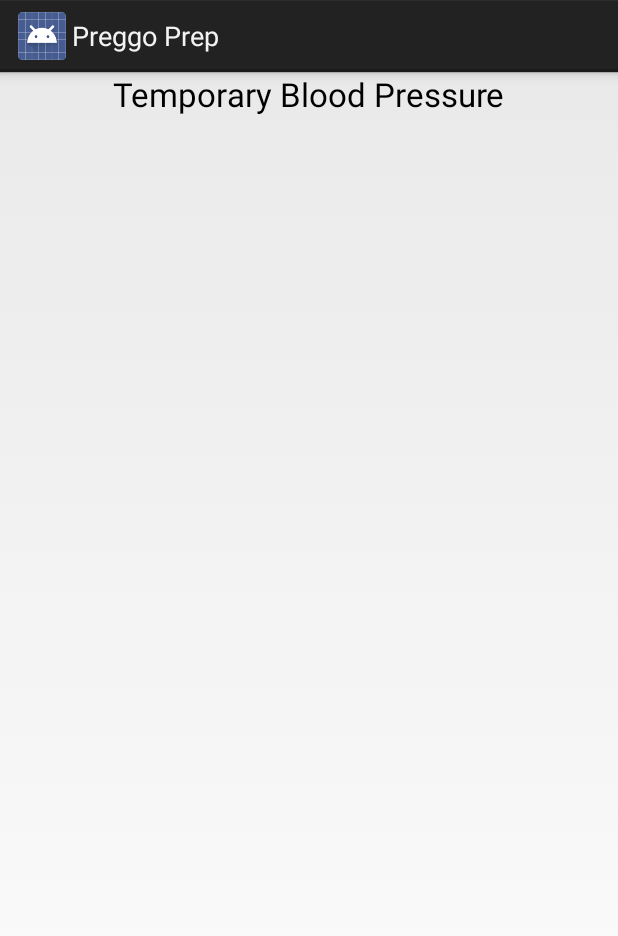
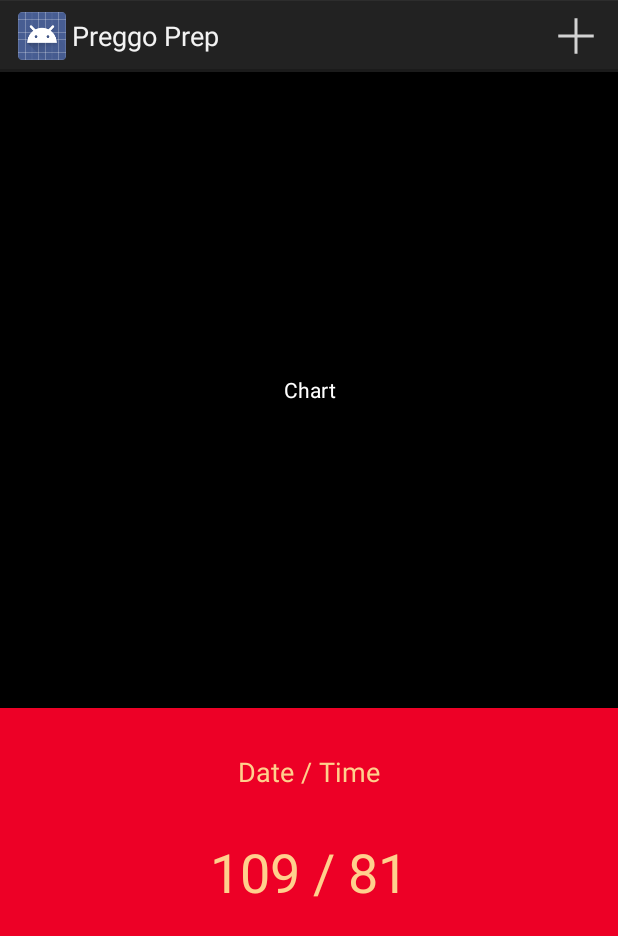
Before and after one commit to b67416/apd2, an Android app: the fragment BloodPressureFragment shown on its own in the app's theme, on a phone screen of 412 x 824 dp. Shown: the top 936 px of the screen. Run offline under Robolectric (Android 15) with nearby library versions, the phone set to English and light mode, and no system bars; 1 statement that could not run was skipped.

Commit message:
added blood pressure layout for milestone 2

```diff
--- a/PreggoPrep/app/src/main/java/com/ryanwahle/preggoprep/BloodPressureFragment.java
+++ b/PreggoPrep/app/src/main/java/com/ryanwahle/preggoprep/BloodPressureFragment.java
@@ -4,52 +4,57 @@ import android.app.Activity;
 import android.app.Fragment;
 import android.os.Bundle;
 import android.view.LayoutInflater;
+import android.view.Menu;
+import android.view.MenuInflater;
+import android.view.MenuItem;
 import android.view.View;
 import android.view.ViewGroup;
+import android.widget.Toast;
 
-/**
- * Created by ryanwahle on 8/13/14.
- */
 public class BloodPressureFragment extends Fragment {
 
-
-        /**
-         * A placeholder fragment containing a simple view.
-         */
-
-        /**
-         * The fragment argument representing the section number for this
-         * fragment.
-         */
     private static final String ARG_SECTION_NUMBER = "section_number";
 
-        /**
-         * Returns a new instance of this fragment for the given section
-         * number.
-         */
     public static BloodPressureFragment newInstance(int sectionNumber) {
         BloodPressureFragment fragment = new BloodPressureFragment();
         Bundle args = new Bundle();
+
         args.putInt(ARG_SECTION_NUMBER, sectionNumber);
         fragment.setArguments(args);
+
         return fragment;
     }
 
-        public BloodPressureFragment() {
-        }
+    public BloodPressureFragment() { }
 
     @Override
-        public View onCreateView(LayoutInflater inflater, ViewGroup container,
-                                 Bundle savedInstanceState) {
+    public View onCreateView(LayoutInflater inflater, ViewGroup container, Bundle savedInstanceState) {
         View rootView = inflater.inflate(R.layout.fragment_blood_pressure, container, false);
+
+        setHasOptionsMenu(true);
+
         return rootView;
     }
 
     @Override
     public void onAttach(Activity activity) {
         super.onAttach(activity);
-            ((MainActivity) activity).onSectionAttached(
-                    getArguments().getInt(ARG_SECTION_NUMBER));
+        ((MainActivity) activity).onSectionAttached(getArguments().getInt(ARG_SECTION_NUMBER));
     }
 
+    // Inflate Action Bar Items
+    @Override
+    public void onCreateOptionsMenu(Menu menu, MenuInflater inflater) {
+        inflater.inflate(R.menu.fragment_blood_pressure, menu);
     }
+
+    // When user clicks the Action Bar Item
+    @Override
+    public boolean onOptionsItemSelected(MenuItem item) {
+        // TODO: Add the new entry logic
+
+        Toast.makeText(getActivity().getApplicationContext(), "<TEMPORARY> Add new blood pressure recording", Toast.LENGTH_LONG).show();
+
+        return true;
+    }
+}
--- a/PreggoPrep/app/src/main/res/layout/fragment_blood_pressure.xml
+++ b/PreggoPrep/app/src/main/res/layout/fragment_blood_pressure.xml
@@ -2,13 +2,38 @@
 
 <LinearLayout xmlns:android="http://schemas.android.com/apk/res/android"
     android:orientation="vertical" android:layout_width="match_parent"
-    android:layout_height="match_parent">
+    android:layout_height="match_parent"
+    android:weightSum="1"
+    android:background="#ed0026">
+
+    <TextView
+        android:layout_width="match_parent"
+        android:layout_height="wrap_content"
+        android:text="Chart"
+        android:id="@+id/textView"
+        android:layout_weight="0.65"
+        android:gravity="center"
+        android:background="#000000"
+        android:textColor="#ffffff"/>
+
+    <TextView
+        android:layout_width="wrap_content"
+        android:layout_height="wrap_content"
+        android:textAppearance="?android:attr/textAppearanceMedium"
+        android:text="Date / Time"
+        android:id="@+id/textViewEntryDateTime"
+        android:layout_gravity="center_horizontal"
+        android:layout_marginTop="30dp"
+        android:textColor="#ffd08d"/>
 
     <TextView
         android:layout_width="wrap_content"
         android:layout_height="wrap_content"
         android:textAppearance="?android:attr/textAppearanceLarge"
-        android:text="Temporary Blood Pressure"
-        android:id="@+id/textView"
-        android:layout_gravity="center_horizontal" />
+        android:text="109 / 81"
+        android:id="@+id/textViewEntryBloodPressure"
+        android:layout_gravity="center_horizontal"
+        android:layout_marginTop="30dp"
+        android:textSize="36dp"
+        android:textColor="#ffd08d"/>
 </LinearLayout>
--- /dev/null
+++ b/PreggoPrep/app/src/main/res/menu/fragment_blood_pressure.xml
@@ -0,0 +1,9 @@
+<?xml version="1.0" encoding="utf-8"?>
+
+<menu xmlns:android="http://schemas.android.com/apk/res/android">
+    <item
+        android:id="@+id/add_item"
+        android:icon="@drawable/ic_action_new"
+        android:showAsAction="always"
+        android:title="Add Blood Pressure Entry" />
+</menu>
```
Also changed, not shown: PreggoPrep/app/src/main/res/drawable-hdpi/ic_action_new.png (added), PreggoPrep/app/src/main/res/drawable-mdpi/ic_action_new.png (added), PreggoPrep/app/src/main/res/drawable-xhdpi/ic_action_new.png (added), PreggoPrep/app/src/main/res/drawable-xxhdpi/ic_action_new.png (added), 1 other file. Lines whose indentation alone changed are shown as unchanged.
